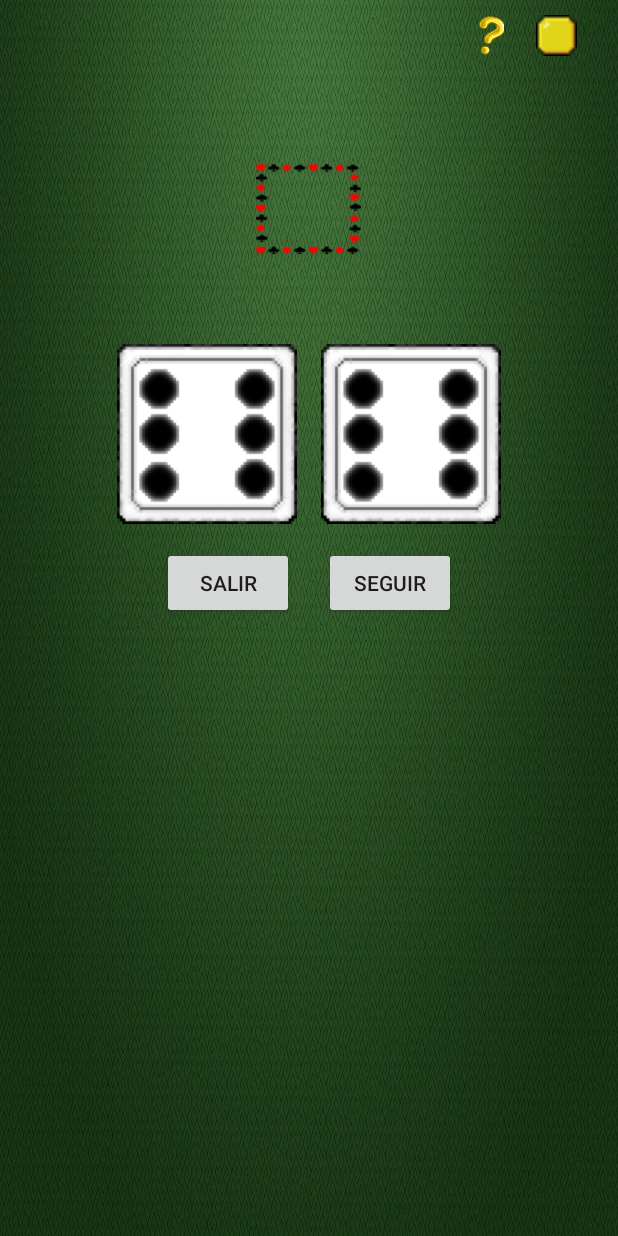
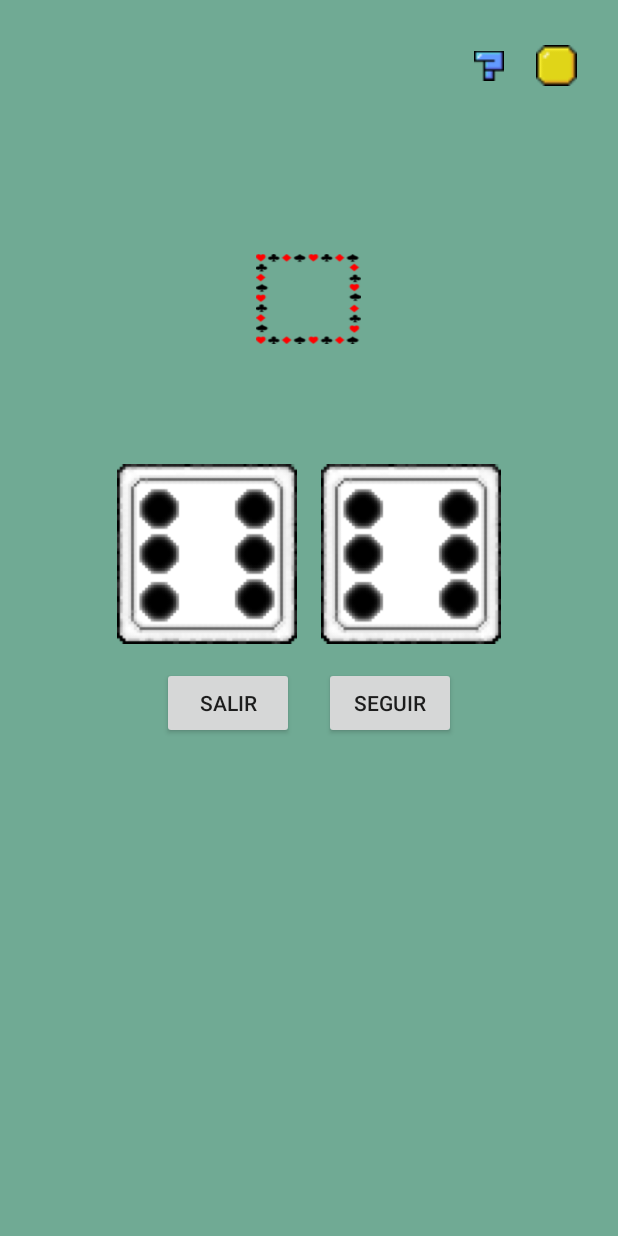
Before and after one commit to Cegoco11/Craps, an Android app: the layout craps_play.xml on its own in the app's theme, with its tools: preview values and no code run, on a phone screen of 412 x 824 dp. Run offline under Robolectric (Android 15) with nearby library versions, the phone set to English and light mode, and no system bars.

Commit message:
Craps: BugFix
-Añadidos arrays de las nuevas imagenes a strings.xml
-Cambiada imagen de ayuda
-Añadido pantalla completa
-Añadidos margenes
-Solucionado un bug con el sistema de apuestas, en el que se apostaba mas de lo que se devolvia al ganar

```diff
--- a/app/src/main/res/layout/craps_play.xml
+++ b/app/src/main/res/layout/craps_play.xml
@@ -10,9 +10,10 @@
     xmlns:app="http://schemas.android.com/apk/res-auto"
     xmlns:tools="http://schemas.android.com/tools"
     android:layout_width="match_parent"
-    android:layout_height="wrap_content"
-    android:background="@drawable/tapete"
+    android:layout_height="match_parent"
+    android:background="#70AA94"
     android:orientation="vertical"
+    android:paddingTop="20dp"
     tools:context="com.example.cegoc.craps.CrapsPlay">
 
     <LinearLayout
@@ -28,7 +29,6 @@
             android:layout_height="match_parent"
             android:layout_marginEnd="20dp"
             android:onClick="muestraAyuda"
-            android:scaleType="centerCrop"
             app:srcCompat="@drawable/ayuda" />
 
         <ImageView
@@ -59,7 +59,7 @@
         android:layout_width="match_parent"
         android:layout_height="wrap_content"
         android:layout_marginStart="35dp"
-        android:layout_marginTop="10dp"
+        android:layout_marginTop="50dp"
         android:textColor="@android:color/background_dark"
         android:textSize="16sp"
         android:textStyle="italic" />
@@ -80,7 +80,8 @@
         android:textIsSelectable="false"
         android:textSize="24sp"
         android:textStyle="bold"
-        android:visibility="visible" />
+        android:visibility="visible"
+        android:layout_marginBottom="20dp"/>
 
     <LinearLayout
         android:id="@+id/dados"
```
Also changed, not shown: app/src/main/java/com/example/cegoc/craps/crapsPlay.java (+10 -4 lines), app/src/main/res/values/strings.xml (+15 -6 lines), app/src/main/res/drawable/ayuda.png.
